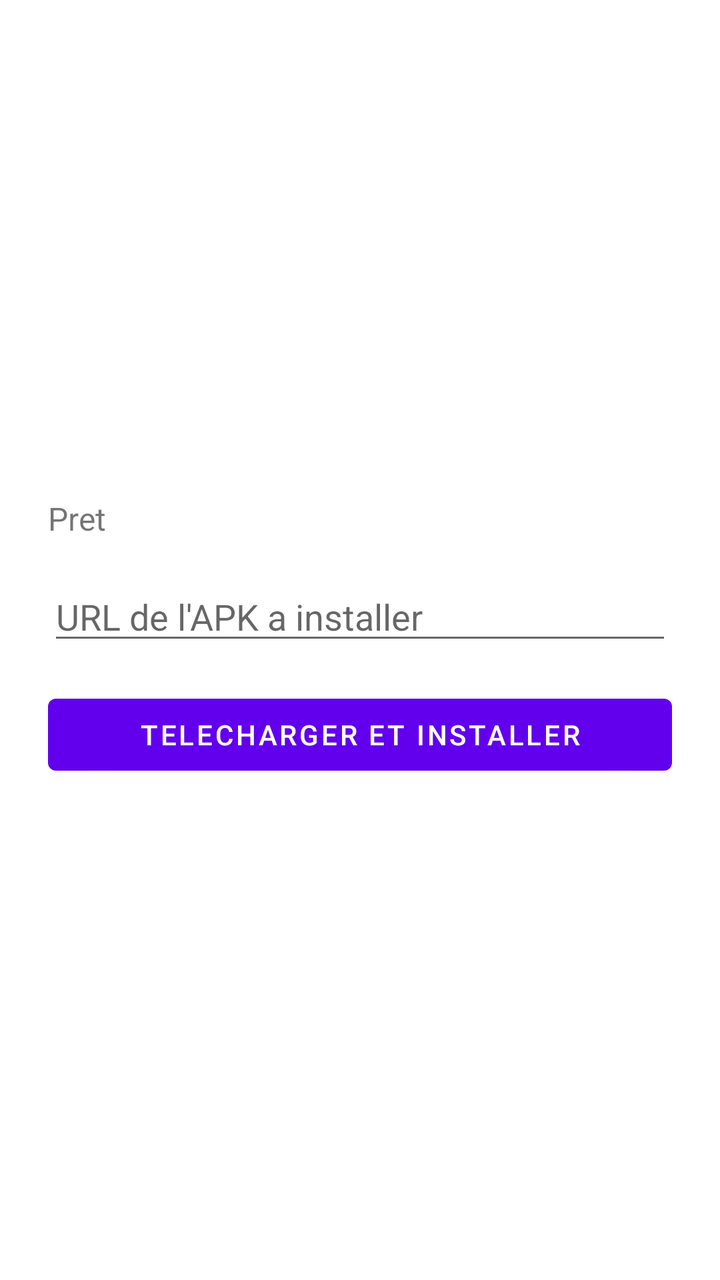
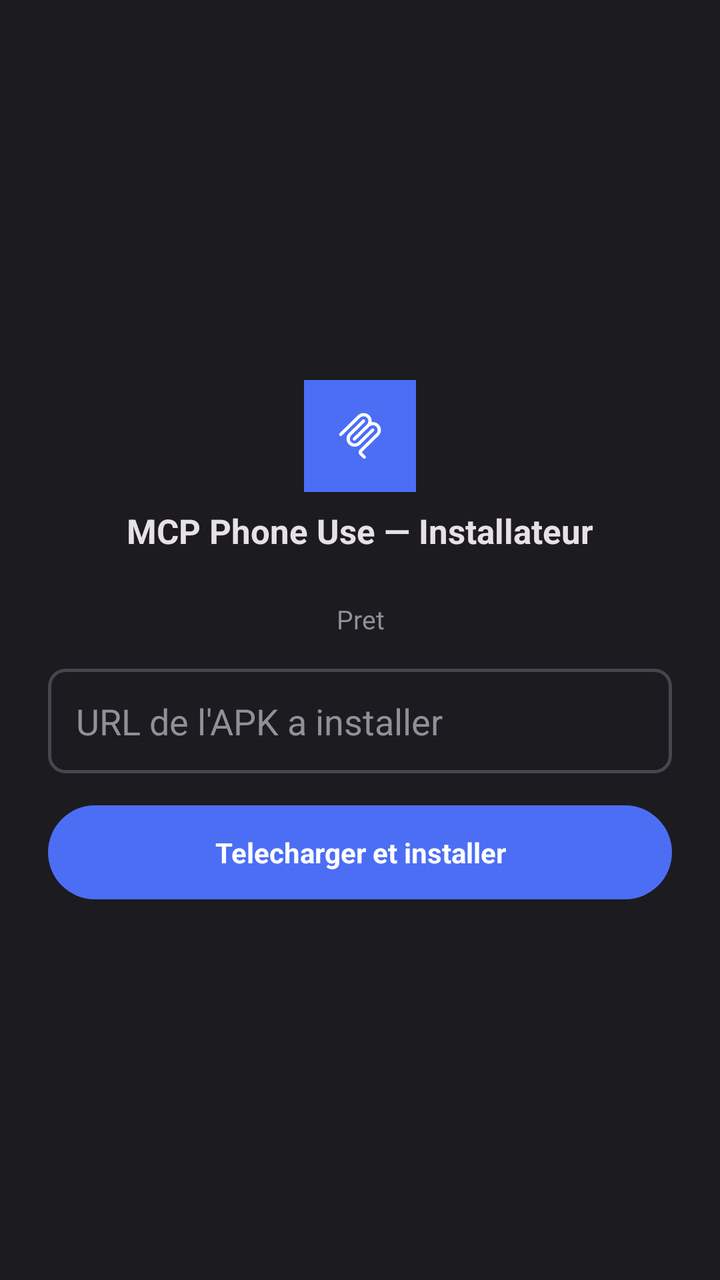

Screens rendered from an Android XML layout before and after an edit, with the pre-edit source and the edit as a unified diff.
<!-- AndroidManifest.xml: application theme Theme.Installer -->
<!-- res/layout/activity_installer.xml -->
<?xml version="1.0" encoding="utf-8"?>
<LinearLayout xmlns:android="http://schemas.android.com/apk/res/android"
    android:layout_width="match_parent"
    android:layout_height="match_parent"
    android:orientation="vertical"
    android:padding="24dp"
    android:gravity="center_vertical">

    <TextView
        android:id="@+id/statusText"
        android:layout_width="match_parent"
        android:layout_height="wrap_content"
        android:textSize="16sp"
        android:layout_marginBottom="16dp"
        android:text="Pret" />

    <EditText
        android:id="@+id/apkUrlInput"
        android:layout_width="match_parent"
        android:layout_height="wrap_content"
        android:hint="URL de l'APK a installer"
        android:inputType="textUri"
        android:text="" />

    <Button
        android:id="@+id/installButton"
        android:layout_width="match_parent"
        android:layout_height="wrap_content"
        android:layout_marginTop="16dp"
        android:text="Telecharger et installer" />

</LinearLayout>
<!-- resources referenced by this layout -->
<resources>
  <style name="Theme.Installer" parent="Theme.MaterialComponents.DayNight.NoActionBar" />
</resources>

<!-- the commit's change to res/layout/activity_installer.xml (unified diff, before → after) -->
@@ -3,30 +3,67 @@
     android:layout_width="match_parent"
     android:layout_height="match_parent"
     android:orientation="vertical"
+    android:background="@color/bg_dark"
     android:padding="24dp"
     android:gravity="center_vertical">
+
+    <ImageView
+        android:layout_width="56dp"
+        android:layout_height="56dp"
+        android:layout_gravity="center_horizontal"
+        android:layout_marginBottom="8dp"
+        android:src="@drawable/ic_launcher_foreground"
+        android:background="@drawable/ic_launcher_background" />
+
+    <TextView
+        android:layout_width="match_parent"
+        android:layout_height="wrap_content"
+        android:layout_marginBottom="24dp"
+        android:gravity="center_horizontal"
+        android:text="MCP Phone Use — Installateur"
+        android:textColor="@color/text_primary"
+        android:textSize="17sp"
+        android:textStyle="bold" />
 
     <TextView
         android:id="@+id/statusText"
         android:layout_width="match_parent"
         android:layout_height="wrap_content"
-        android:textSize="16sp"
+        android:textSize="13sp"
+        android:textColor="@color/text_secondary"
         android:layout_marginBottom="16dp"
+        android:gravity="center_horizontal"
         android:text="Pret" />
 
-    <EditText
-        android:id="@+id/apkUrlInput"
+    <FrameLayout
         android:layout_width="match_parent"
         android:layout_height="wrap_content"
-        android:hint="URL de l'APK a installer"
-        android:inputType="textUri"
-        android:text="" />
+        android:background="@drawable/bg_field">
+        <EditText
+            android:id="@+id/apkUrlInput"
+            android:layout_width="match_parent"
+            android:layout_height="wrap_content"
+            android:padding="14dp"
+            android:background="@android:color/transparent"
+            android:textColor="@color/text_primary"
+            android:textColorHint="@color/text_secondary"
+            android:hint="URL de l'APK a installer"
+            android:inputType="textUri"
+            android:text="" />
+    </FrameLayout>
 
-    <Button
+    <TextView
         android:id="@+id/installButton"
         android:layout_width="match_parent"
         android:layout_height="wrap_content"
         android:layout_marginTop="16dp"
-        android:text="Telecharger et installer" />
+        android:background="@drawable/bg_button"
+        android:padding="14dp"
+        android:gravity="center"
+        android:clickable="true"
+        android:focusable="true"
+        android:text="Telecharger et installer"
+        android:textColor="#FFFFFF"
+        android:textStyle="bold" />
 
 </LinearLayout>
<!-- resource entries referenced after the edit -->
@@ -1,5 +1,44 @@
 <!-- resources referenced by this layout -->
 <resources>
+  <color name="bg_dark">#1C1B1F</color>
+  <color name="text_primary">#E6E1E5</color>
+  <color name="text_secondary">#938F99</color>
+  <!-- drawable bg_button (drawable) -->
+  <?xml version="1.0" encoding="utf-8"?>
+  <shape xmlns:android="http://schemas.android.com/apk/res/android" android:shape="rectangle">
+      <corners android:radius="24dp" />
+      <solid android:color="@color/accent_blue" />
+  </shape>
+  <!-- drawable bg_field (drawable) -->
+  <?xml version="1.0" encoding="utf-8"?>
+  <shape xmlns:android="http://schemas.android.com/apk/res/android" android:shape="rectangle">
+      <corners android:radius="8dp" />
+      <solid android:color="@android:color/transparent" />
+      <stroke android:width="1.5dp" android:color="@color/field_border" />
+  </shape>
+  <!-- drawable ic_launcher_background (drawable) -->
+  <?xml version="1.0" encoding="utf-8"?>
+  <vector xmlns:android="http://schemas.android.com/apk/res/android"
+      android:width="108dp"
+      android:height="108dp"
+      android:viewportWidth="108"
+      android:viewportHeight="108">
+      <path android:fillColor="#4C6EF5" android:pathData="M0,0h108v108h-108z" />
+  </vector>
+  <!-- drawable ic_launcher_foreground (drawable) -->
+  <?xml version="1.0" encoding="utf-8"?>
+  <vector xmlns:android="http://schemas.android.com/apk/res/android"
+      android:width="108dp"
+      android:height="108dp"
+      android:viewportWidth="108"
+      android:viewportHeight="108">
+      <group android:translateX="32" android:translateY="32" android:scaleX="1.833" android:scaleY="1.833">
+          <path android:fillColor="#FFFFFF" android:fillType="evenOdd" android:pathData="M15.688 2.343a2.588 2.588 0 0 0 -3.61 0l-9.626 9.44a.863 .863 0 0 1 -1.203 0 .823 .823 0 0 1 0 -1.18l9.626 -9.44a4.313 4.313 0 0 1 6.016 0 4.116 4.116 0 0 1 1.204 3.54 4.3 4.3 0 0 1 3.609 1.18l.05 .05a4.115 4.115 0 0 1 0 5.9l-8.706 8.537a.274 .274 0 0 0 0 .393l1.788 1.754a.823 .823 0 0 1 0 1.18 .863 .863 0 0 1 -1.203 0l-1.788 -1.753a1.92 1.92 0 0 1 0 -2.754l8.706 -8.538a2.47 2.47 0 0 0 0 -3.54l-.05 -.049a2.588 2.588 0 0 0 -3.607 -.003l-7.172 7.034 -.002 .002 -.098 .097a.863 .863 0 0 1 -1.204 0 .823 .823 0 0 1 0 -1.18l7.273 -7.133a2.47 2.47 0 0 0 -.003 -3.537z"/>
+          <path android:fillColor="#FFFFFF" android:fillType="evenOdd" android:pathData="M14.485 4.703a.823 .823 0 0 0 0 -1.18 .863 .863 0 0 0 -1.204 0l-7.119 6.982a4.115 4.115 0 0 0 0 5.9 4.314 4.314 0 0 0 6.016 0l7.12 -6.982a.823 .823 0 0 0 0 -1.18 .863 .863 0 0 0 -1.204 0l-7.119 6.982a2.588 2.588 0 0 1 -3.61 0 2.47 2.47 0 0 1 0 -3.54l7.12 -6.982z"/>
+      </group>
+  </vector>
   <style name="Theme.Installer" parent="Theme.MaterialComponents.DayNight.NoActionBar" />
+  <color name="accent_blue">#4C6EF5</color>
+  <color name="field_border">#49454F</color>
 </resources>
 
